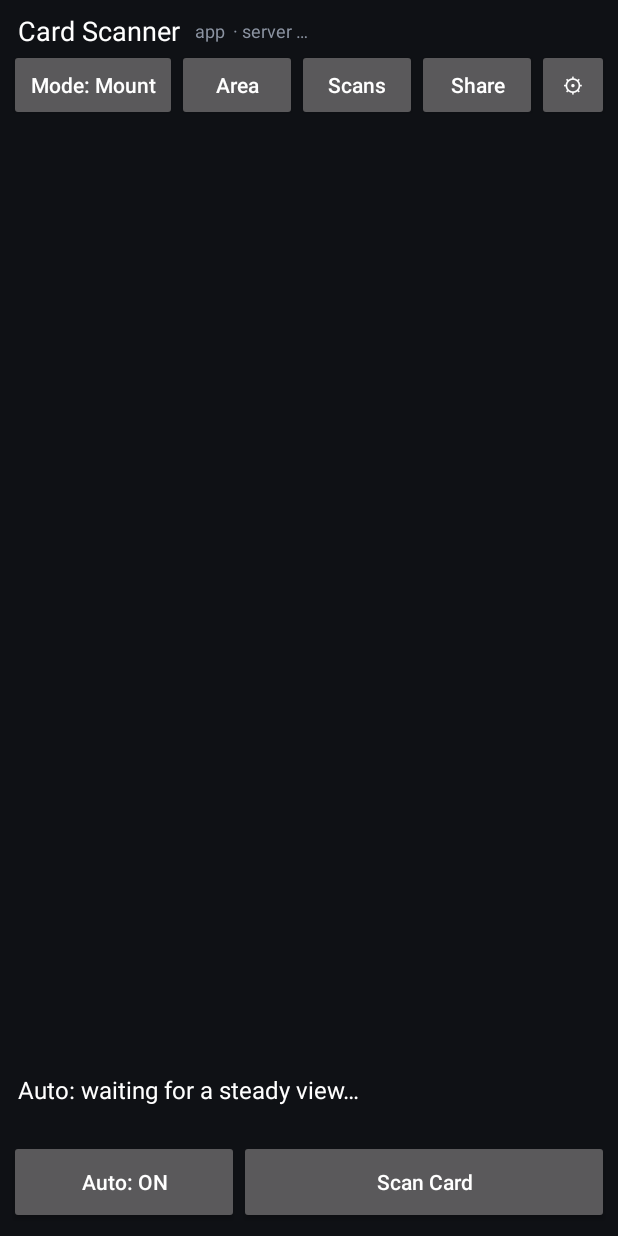
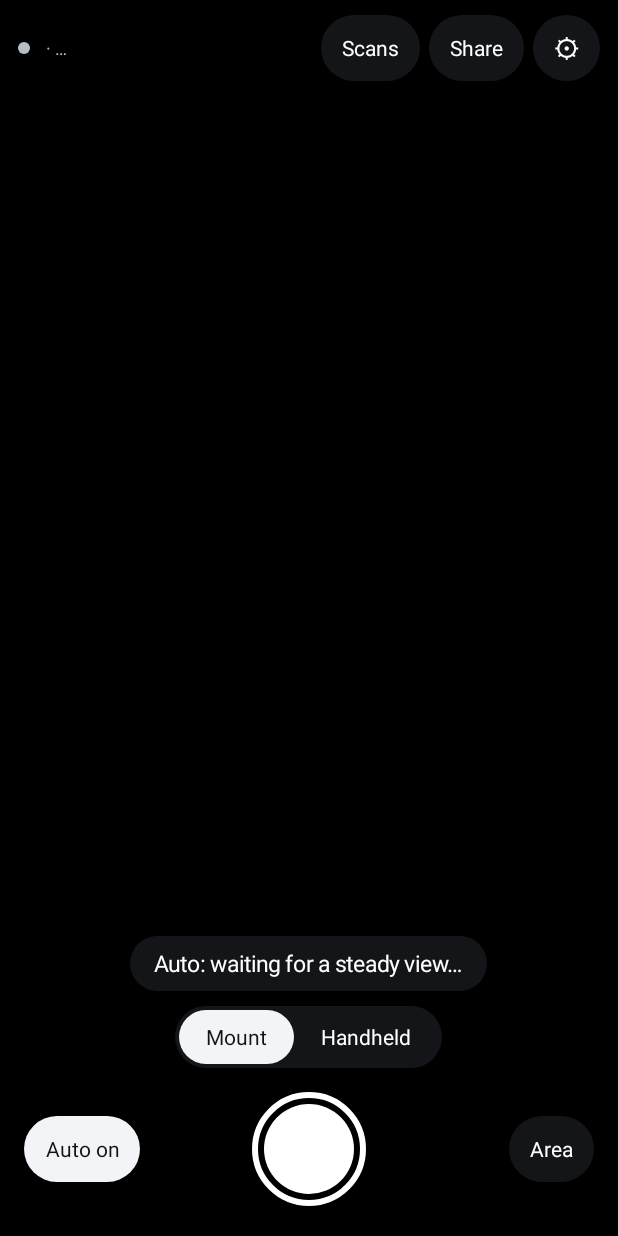
Before and after one commit to DarylNo/CardScanner, an Android app: the MainActivity screen opened directly, with no data from a screen before it, on a phone screen of 412 x 824 dp. Run offline under Robolectric (Android 15) with nearby library versions, the phone set to English and light mode, and no system bars; libraries missing offline, so code that uses them is left out: androidx.camera.view, org.opencv.android; pictures from the network do not load; 2 statements that could not run were skipped.

Commit message:
Scan screen redesign: full-screen camera with floating controls
The preview now fills the screen; controls float over it on scrims:
- top: connection dot + app/server version, Scans / Share / Settings chips,
  and the upload-queue pill (tap = retry now);
- bottom: status pill (tone = colour), Retry when offered, a Mount|Handheld
  segmented switch, and a 76dp round shutter with Auto (left) and Area
  (right) in Mount mode (hidden, not removed, in Handheld so the shutter
  stays centred).
Behaviour is unchanged: same handlers, same status wording (except "tap
the shutter"), same overlay touch handling (scrims don't take touches).
Window insets pad the bars for Android 15 edge-to-edge.

Co-Authored-By: Claude Opus 5.5 <noreply@anthropic.com>
Claude-Session: https://claude.ai/code/session_011EbAt8s1T5mxWMMxUmiYdg

```diff
--- a/android/app/src/main/kotlin/io/github/darylno/cardscanner/MainActivity.kt
+++ b/android/app/src/main/kotlin/io/github/darylno/cardscanner/MainActivity.kt
@@ -15,7 +15,6 @@ import android.view.Gravity
 import android.view.View
 import android.view.ViewGroup
 import android.view.WindowManager
-import android.widget.Button
 import android.widget.FrameLayout
 import android.widget.LinearLayout
 import android.widget.TextView
@@ -32,6 +31,7 @@ import io.github.darylno.cardscanner.ui.Captured
 import io.github.darylno.cardscanner.ui.OverlayView
 import io.github.darylno.cardscanner.ui.Outcome
 import io.github.darylno.cardscanner.ui.PanelActivity
+import io.github.darylno.cardscanner.ui.ScanChrome
 import io.github.darylno.cardscanner.ui.SettingsActivity
 import io.github.darylno.cardscanner.ui.SetupActivity
 import io.github.darylno.cardscanner.ui.ShareActivity
@@ -56,16 +56,19 @@ class MainActivity : AppCompatActivity() {
     private var camera: CameraPort? = null
     private val io = Executors.newSingleThreadExecutor()
 
-    private lateinit var banner: TextView
-    private lateinit var modeBtn: Button
-    private lateinit var areaBtn: Button
+    private lateinit var chrome: ScanChrome
+    private lateinit var serverText: TextView
+    private lateinit var connDot: View
+    private lateinit var mountSeg: TextView
+    private lateinit var handSeg: TextView
+    private lateinit var areaBtn: TextView
     private lateinit var preview: PreviewView
     private lateinit var overlay: OverlayView
     private lateinit var statusView: TextView
     private lateinit var queueView: TextView
-    private lateinit var autoBtn: Button
-    private lateinit var scanBtn: Button
-    private lateinit var retryBtn: Button
+    private lateinit var autoBtn: TextView
+    private lateinit var shutter: View
+    private lateinit var retryBtn: TextView
 
     /** Scan id a Retry would replace (phone.html offerRetry). */
     private var retryScanId: Long? = null
@@ -158,96 +161,131 @@ class MainActivity : AppCompatActivity() {
     }
 
     // ── layout ──────────────────────────────────────────────────────────────
-    private fun dp(v: Int) = (v * resources.displayMetrics.density).toInt()
+    // A camera app: the preview fills the screen; controls float over it on
+    // scrims. Top: server status + Scans/Share/Settings. Middle: nothing but
+    // the card. Bottom: status pill, Mount|Handheld switch, and the shutter
+    // with Auto (left) and Area (right) in Mount mode.
+    private fun dp(v: Int) = chrome.dp(v)
 
-    private fun button(label: String, onClick: (View) -> Unit) = Button(this).apply {
-        text = label
-        isAllCaps = false
-        minWidth = 0
-        minimumWidth = 0
-        setPadding(dp(10), 0, dp(10), 0)
-        setOnClickListener(onClick)
-    }
+    private fun wrap() = ViewGroup.LayoutParams.WRAP_CONTENT
+    private fun match() = ViewGroup.LayoutParams.MATCH_PARENT
 
     private fun buildUi() {
-        val root = LinearLayout(this).apply {
-            orientation = LinearLayout.VERTICAL
-            setBackgroundColor(Color.parseColor("#0f1115"))
-        }
-        val titleRow = LinearLayout(this).apply {
-            orientation = LinearLayout.HORIZONTAL
-            gravity = Gravity.CENTER_VERTICAL
-            setPadding(dp(12), dp(8), dp(12), 0)
-        }
-        titleRow.addView(TextView(this).apply {
-            text = getString(R.string.app_name)
-            setTextColor(Color.WHITE)
-            textSize = 18f
-        })
-        banner = TextView(this).apply {
-            setTextColor(Color.parseColor("#8b93a1"))
-            textSize = 12f
-            setPadding(dp(10), 0, 0, 0)
-            text = getString(R.string.banner_fmt, BuildConfig.VERSION_NAME, "…")
-        }
-        titleRow.addView(banner)
-        root.addView(titleRow)
+        chrome = ScanChrome(this)
+        val root = FrameLayout(this).apply { setBackgroundColor(Color.BLACK) }
 
-        val bar = LinearLayout(this).apply {
-            orientation = LinearLayout.HORIZONTAL
-            setPadding(dp(6), 0, dp(6), 0)
-        }
-        modeBtn = button("") { toggleMode() }
-        areaBtn = button(getString(R.string.area)) { onAreaButton() }
-        bar.addView(modeBtn, LinearLayout.LayoutParams(0, ViewGroup.LayoutParams.WRAP_CONTENT, 1.4f))
-        bar.addView(areaBtn, LinearLayout.LayoutParams(0, ViewGroup.LayoutParams.WRAP_CONTENT, 1f))
-        bar.addView(button(getString(R.string.scans)) { openPanel(0L, false) },
-            LinearLayout.LayoutParams(0, ViewGroup.LayoutParams.WRAP_CONTENT, 1f))
-        bar.addView(button(getString(R.string.share)) { startActivity(Intent(this, ShareActivity::class.java)) },
-            LinearLayout.LayoutParams(0, ViewGroup.LayoutParams.WRAP_CONTENT, 1f))
-        bar.addView(button("⚙") { startActivity(Intent(this, SettingsActivity::class.java)) }.apply {
-            contentDescription = getString(R.string.settings)
-        }, LinearLayout.LayoutParams(0, ViewGroup.LayoutParams.WRAP_CONTENT, 0.6f))
-        root.addView(bar)
-
-        val stage = FrameLayout(this)
         preview = PreviewView(this).apply {
             scaleType = PreviewView.ScaleType.FIT_CENTER
             implementationMode = PreviewView.ImplementationMode.PERFORMANCE
         }
         overlay = OverlayView(this)
-        stage.addView(preview, FrameLayout.LayoutParams(ViewGroup.LayoutParams.MATCH_PARENT, ViewGroup.LayoutParams.MATCH_PARENT))
-        stage.addView(overlay, FrameLayout.LayoutParams(ViewGroup.LayoutParams.MATCH_PARENT, ViewGroup.LayoutParams.MATCH_PARENT))
-        root.addView(stage, LinearLayout.LayoutParams(ViewGroup.LayoutParams.MATCH_PARENT, 0, 1f))
+        root.addView(preview, FrameLayout.LayoutParams(match(), match()))
+        root.addView(overlay, FrameLayout.LayoutParams(match(), match()))
 
-        statusView = TextView(this).apply {
-            setTextColor(Color.WHITE)
-            textSize = 16f
-            setPadding(dp(12), dp(8), dp(12), 0)
-            minLines = 2
+        // ── top bar ──
+        val top = LinearLayout(this).apply {
+            orientation = LinearLayout.VERTICAL
+            background = chrome.scrim(top = true)
+            setPadding(dp(12), dp(10), dp(12), dp(28))
         }
-        queueView = TextView(this).apply {
-            setTextColor(Color.parseColor("#fbbf24"))
+        val topRow = LinearLayout(this).apply {
+            orientation = LinearLayout.HORIZONTAL
+            gravity = Gravity.CENTER_VERTICAL
+        }
+        connDot = View(this).apply { background = chrome.dot(ScanChrome.Palette.TEXT_DIM) }
+        topRow.addView(connDot, LinearLayout.LayoutParams(dp(8), dp(8)).apply { marginEnd = dp(8) })
+        serverText = TextView(this).apply {
+            setTextColor(ScanChrome.Palette.TEXT_DIM)
+            textSize = 12f
+            maxLines = 1
+            ellipsize = android.text.TextUtils.TruncateAt.END
+            text = getString(R.string.banner_fmt, BuildConfig.VERSION_NAME, "…")
+        }
+        topRow.addView(serverText, LinearLayout.LayoutParams(0, wrap(), 1f))
+        topRow.addView(chrome.chip(getString(R.string.scans)) { openPanel(0L, false) },
+            LinearLayout.LayoutParams(wrap(), wrap()).apply { marginStart = dp(6) })
+        topRow.addView(chrome.chip(getString(R.string.share)) { startActivity(Intent(this, ShareActivity::class.java)) },
+            LinearLayout.LayoutParams(wrap(), wrap()).apply { marginStart = dp(6) })
+        topRow.addView(chrome.chip("⚙") { startActivity(Intent(this, SettingsActivity::class.java)) }.apply {
+            contentDescription = getString(R.string.settings)
+            textSize = 18f
+        }, LinearLayout.LayoutParams(wrap(), wrap()).apply { marginStart = dp(6) })
+        top.addView(topRow)
+        queueView = chrome.chip("") { app.uploads.retryNow() }.apply {
+            // Tapping the upload indicator retries now (resets the backoff).
+            setTextColor(ScanChrome.Palette.WARN)
             textSize = 13f
-            setPadding(dp(12), 0, dp(12), 0)
+            minHeight = dp(36)
             visibility = View.GONE
-            // Tapping the offline indicator retries now (resets the backoff).
-            setOnClickListener { app.uploads.retryNow() }
         }
-        root.addView(statusView)
-        root.addView(queueView)
+        top.addView(queueView, LinearLayout.LayoutParams(wrap(), wrap()).apply {
+            gravity = Gravity.END; topMargin = dp(8)
+        })
+        root.addView(top, FrameLayout.LayoutParams(match(), wrap(), Gravity.TOP))
 
+        // ── bottom controls ──
         val bottom = LinearLayout(this).apply {
+            orientation = LinearLayout.VERTICAL
+            gravity = Gravity.CENTER_HORIZONTAL
+            background = chrome.scrim(top = false)
+            setPadding(dp(16), dp(40), dp(16), dp(20))
+        }
+        statusView = chrome.statusPill()
+        bottom.addView(statusView, LinearLayout.LayoutParams(wrap(), wrap()).apply { bottomMargin = dp(10) })
+        retryBtn = chrome.chip(getString(R.string.retry)) { onRetryTap() }.apply {
+            setTextColor(ScanChrome.Palette.TEXT_ON_ACTIVE)
+            background = chrome.pill(ScanChrome.Palette.WARN)
+            visibility = View.GONE
+        }
+        bottom.addView(retryBtn, LinearLayout.LayoutParams(wrap(), wrap()).apply { bottomMargin = dp(10) })
+
+        val seg = LinearLayout(this).apply {
             orientation = LinearLayout.HORIZONTAL
-            setPadding(dp(6), dp(4), dp(6), dp(8))
+            background = chrome.pill(ScanChrome.Palette.CHIP)
+            setPadding(dp(3), dp(3), dp(3), dp(3))
         }
-        autoBtn = button("") { toggleAuto() }
-        scanBtn = button(getString(R.string.scan_card)) { onScanTap() }
-        retryBtn = button(getString(R.string.retry)) { onRetryTap() }.apply { visibility = View.GONE }
-        bottom.addView(autoBtn, LinearLayout.LayoutParams(0, dp(56), 1f))
-        bottom.addView(scanBtn, LinearLayout.LayoutParams(0, dp(56), 1.6f))
-        bottom.addView(retryBtn, LinearLayout.LayoutParams(0, dp(56), 1f))
-        root.addView(bottom)
+        fun segItem(label: String, mode: AppSettings.Mode) = TextView(this).apply {
+            text = label
+            textSize = 14f
+            gravity = Gravity.CENTER
+            minHeight = dp(36)
+            setPadding(dp(18), 0, dp(18), 0)
+            setOnClickListener { if (settings.mode != mode) toggleMode() }
+        }
+        mountSeg = segItem(getString(R.string.mode_mount), AppSettings.Mode.MOUNT)
+        handSeg = segItem(getString(R.string.mode_handheld), AppSettings.Mode.HANDHELD)
+        seg.addView(mountSeg); seg.addView(handSeg)
+        bottom.addView(seg, LinearLayout.LayoutParams(wrap(), wrap()).apply { bottomMargin = dp(16) })
+
+        val controls = LinearLayout(this).apply {
+            orientation = LinearLayout.HORIZONTAL
+            gravity = Gravity.CENTER_VERTICAL
+        }
+        autoBtn = chrome.chip("") { toggleAuto() }
+        areaBtn = chrome.chip(getString(R.string.area)) { onAreaButton() }
+        shutter = View(this).apply {
+            background = chrome.shutter()
+            contentDescription = getString(R.string.scan_card)
+            isClickable = true
+            isFocusable = true
+            setOnClickListener { onScanTap() }
+        }
+        val side = { v: View, g: Int -> FrameLayout(this).apply {
+            addView(v, FrameLayout.LayoutParams(wrap(), wrap(), g or Gravity.CENTER_VERTICAL))
+        } }
+        controls.addView(side(autoBtn, Gravity.START), LinearLayout.LayoutParams(0, wrap(), 1f))
+        controls.addView(shutter, LinearLayout.LayoutParams(dp(76), dp(76)).apply { marginStart = dp(12); marginEnd = dp(12) })
+        controls.addView(side(areaBtn, Gravity.END), LinearLayout.LayoutParams(0, wrap(), 1f))
+        bottom.addView(controls, LinearLayout.LayoutParams(match(), wrap()))
+        root.addView(bottom, FrameLayout.LayoutParams(match(), wrap(), Gravity.BOTTOM))
+
+        // Edge-to-edge (enforced on Android 15): keep the controls clear of the system bars.
+        androidx.core.view.ViewCompat.setOnApplyWindowInsetsListener(root) { _, insets ->
+            val bars = insets.getInsets(androidx.core.view.WindowInsetsCompat.Type.systemBars())
+            top.setPadding(dp(12) + bars.left, dp(10) + bars.top, dp(12) + bars.right, dp(28))
+            bottom.setPadding(dp(16) + bars.left, dp(40), dp(16) + bars.right, dp(20) + bars.bottom)
+            insets
+        }
         setContentView(root)
 
         overlay.setRoi(settings.roi)
@@ -268,9 +306,9 @@ class MainActivity : AppCompatActivity() {
         statusView.text = msg
         statusView.setTextColor(
             when (tone) {
-                Tone.OK -> Color.parseColor("#6ee7a0")
-                Tone.ERR -> Color.parseColor("#f87171")
-                Tone.NORMAL -> Color.WHITE
+                Tone.OK -> ScanChrome.Palette.OK
+                Tone.ERR -> ScanChrome.Palette.ERR
+                Tone.NORMAL -> ScanChrome.Palette.TEXT
             }
         )
     }
@@ -280,9 +318,12 @@ class MainActivity : AppCompatActivity() {
             val v = try {
                 app.server.version()
             } catch (e: Exception) {
-                getString(R.string.server_offline)
+                null
             }
-            runOnUiThread { banner.text = getString(R.string.banner_fmt, BuildConfig.VERSION_NAME, v) }
+            runOnUiThread {
+                serverText.text = getString(R.string.banner_fmt, BuildConfig.VERSION_NAME, v ?: getString(R.string.server_offline))
+                connDot.background = chrome.dot(if (v != null) ScanChrome.Palette.OK else ScanChrome.Palette.ERR)
+            }
         }
     }
 
@@ -290,10 +331,12 @@ class MainActivity : AppCompatActivity() {
     private val handheld get() = settings.mode == AppSettings.Mode.HANDHELD
 
     private fun applyMode() {
-        modeBtn.text = getString(if (handheld) R.string.mode_handheld else R.string.mode_mount)
-        autoBtn.visibility = if (handheld) View.GONE else View.VISIBLE
+        styleSegment(mountSeg, !handheld)
+        styleSegment(handSeg, handheld)
+        // INVISIBLE, not GONE: the shutter stays centred in both modes.
+        autoBtn.visibility = if (handheld) View.INVISIBLE else View.VISIBLE
         areaBtn.visibility = if (handheld) View.INVISIBLE else View.VISIBLE
-        autoBtn.text = getString(if (settings.auto) R.string.auto_on else R.string.auto_off)
+        styleAuto()
         overlay.setHandheldGuide(handheld)
         overlay.setRoi(if (handheld) null else settings.roi)
         overlay.setBox(null, 176, 132, OverlayView.BoxState.SETTLING)
@@ -317,9 +360,21 @@ class MainActivity : AppCompatActivity() {
         applyMode()
     }
 
+    private fun styleSegment(v: TextView, on: Boolean) {
+        v.background = if (on) chrome.pill(ScanChrome.Palette.CHIP_ACTIVE) else null
+        v.setTextColor(if (on) ScanChrome.Palette.TEXT_ON_ACTIVE else ScanChrome.Palette.TEXT)
+    }
+
+    /** Auto reads as a toggle: filled when on. */
+    private fun styleAuto() {
+        autoBtn.text = getString(if (settings.auto) R.string.auto_on else R.string.auto_off)
+        autoBtn.background = chrome.pill(if (settings.auto) ScanChrome.Palette.CHIP_ACTIVE else ScanChrome.Palette.CHIP)
+        autoBtn.setTextColor(if (settings.auto) ScanChrome.Palette.TEXT_ON_ACTIVE else ScanChrome.Palette.TEXT)
+    }
+
     private fun toggleAuto() {
         settings.auto = !settings.auto
-        autoBtn.text = getString(if (settings.auto) R.string.auto_on else R.string.auto_off)
+        styleAuto()
         camera?.setAuto(settings.auto)
         if (settings.auto) setStatus(StatusText.WATCHING)
         else {
--- /dev/null
+++ b/android/app/src/main/kotlin/io/github/darylno/cardscanner/ui/ScanChrome.kt
@@ -0,0 +1,94 @@
+package io.github.darylno.cardscanner.ui
+
+import android.content.Context
+import android.graphics.Color
+import android.graphics.drawable.GradientDrawable
+import android.graphics.drawable.LayerDrawable
+import android.graphics.drawable.StateListDrawable
+import android.text.TextUtils
+import android.view.Gravity
+import android.widget.TextView
+
+/**
+ * Drawables and widgets for the camera screen's floating controls: pills,
+ * the round shutter, top/bottom scrims. Code-built (the app has no layout
+ * XML) so the whole look lives here, one palette.
+ */
+class ScanChrome(private val ctx: Context) {
+    object Palette {
+        val SCRIM = Color.parseColor("#B3000000")
+        val CHIP = Color.parseColor("#99202329")
+        val CHIP_ACTIVE = Color.parseColor("#F2F4F7")
+        val TEXT = Color.WHITE
+        val TEXT_DIM = Color.parseColor("#B8BEC8")
+        val TEXT_ON_ACTIVE = Color.parseColor("#111317")
+        val OK = Color.parseColor("#34D399")
+        val ERR = Color.parseColor("#F87171")
+        val WARN = Color.parseColor("#FBBF24")
+        val PRESSED = Color.parseColor("#66FFFFFF")
+    }
+
+    fun dp(v: Int) = (v * ctx.resources.displayMetrics.density).toInt()
+    fun dpf(v: Float) = v * ctx.resources.displayMetrics.density
+
+    fun pill(fill: Int, stroke: Int? = null): GradientDrawable = GradientDrawable().apply {
+        shape = GradientDrawable.RECTANGLE
+        cornerRadius = dpf(999f)
+        setColor(fill)
+        if (stroke != null) setStroke(dp(1), stroke)
+    }
+
+    private fun pressable(normal: GradientDrawable, pressedFill: Int = Palette.PRESSED) = StateListDrawable().apply {
+        addState(intArrayOf(android.R.attr.state_pressed), GradientDrawable().apply {
+            shape = normal.shape; cornerRadius = dpf(999f); setColor(pressedFill)
+        })
+        addState(intArrayOf(), normal)
+    }
+
+    /** A tappable floating pill: min 44dp tall (thumb target), text centred. */
+    fun chip(label: String, onClick: () -> Unit): TextView = TextView(ctx).apply {
+        text = label
+        setTextColor(Palette.TEXT)
+        textSize = 14f
+        gravity = Gravity.CENTER
+        minHeight = dp(44)
+        minWidth = dp(44)
+        setPadding(dp(14), 0, dp(14), 0)
+        background = pressable(pill(Palette.CHIP))
+        isClickable = true
+        isFocusable = true
+        setOnClickListener { onClick() }
+    }
+
+    /** Non-interactive status pill; the text colour carries the tone. */
+    fun statusPill(): TextView = TextView(ctx).apply {
+        setTextColor(Palette.TEXT)
+        textSize = 15f
+        gravity = Gravity.CENTER
+        maxLines = 2
+        ellipsize = TextUtils.TruncateAt.END
+        setPadding(dp(16), dp(8), dp(16), dp(8))
+        background = pill(Palette.CHIP)
+    }
+
+    /** The shutter: white ring, filled centre; the centre dims while pressed. */
+    fun shutter(): LayerDrawable {
+        val ring = GradientDrawable().apply { shape = GradientDrawable.OVAL; setStroke(dp(4), Color.WHITE); setColor(Color.TRANSPARENT) }
+        val core = StateListDrawable().apply {
+            addState(intArrayOf(android.R.attr.state_pressed),
+                GradientDrawable().apply { shape = GradientDrawable.OVAL; setColor(Color.parseColor("#B3FFFFFF")) })
+            addState(intArrayOf(android.R.attr.state_enabled),
+                GradientDrawable().apply { shape = GradientDrawable.OVAL; setColor(Color.WHITE) })
+            addState(intArrayOf(),
+                GradientDrawable().apply { shape = GradientDrawable.OVAL; setColor(Color.parseColor("#66FFFFFF")) })
+        }
+        return LayerDrawable(arrayOf(ring, core)).apply { val i = dp(8); setLayerInset(1, i, i, i, i) }
+    }
+
+    fun scrim(top: Boolean) = GradientDrawable(
+        if (top) GradientDrawable.Orientation.TOP_BOTTOM else GradientDrawable.Orientation.BOTTOM_TOP,
+        intArrayOf(Palette.SCRIM, Color.TRANSPARENT),
+    )
+
+    fun dot(color: Int) = GradientDrawable().apply { shape = GradientDrawable.OVAL; setColor(color); setSize(dp(8), dp(8)) }
+}
--- a/android/app/src/main/kotlin/io/github/darylno/cardscanner/ui/StatusText.kt
+++ b/android/app/src/main/kotlin/io/github/darylno/cardscanner/ui/StatusText.kt
@@ -12,11 +12,11 @@ object StatusText {
     const val WATCHING = "Auto: watching for a card…"
     const val HOLD_STILL = "Card detected — hold still…"
     const val NEW_CARD = "New card…"
-    const val AUTO_OFF = "Auto off — tap Scan Card."
+    const val AUTO_OFF = "Auto off — tap the shutter to scan."
     const val CAPTURING = "Capturing…"
     const val SCANNING = "Scanning…"
     const val NO_CARD = "No card detected."
-    const val HANDHELD_READY = "Handheld: frame the card and tap Scan."
+    const val HANDHELD_READY = "Frame the card and tap the shutter."
     const val QUEUED_PRICE_CHECK = "Queued — the price check opens when it uploads"
     const val AREA_DRAG = "Drag a box around the tray…"
     const val AREA_UNCHANGED = "Scan area unchanged."
--- a/android/app/src/main/res/values/strings.xml
+++ b/android/app/src/main/res/values/strings.xml
@@ -1,6 +1,6 @@
 <resources>
     <string name="app_name">Card Scanner</string>
-    <string name="banner_fmt">app %1$s · server %2$s</string>
+    <string name="banner_fmt">%1$s · %2$s</string>
     <string name="server_offline">offline</string>
     <string name="area">Area</string>
     <string name="area_set">Area ✓</string>
@@ -10,10 +10,10 @@
     <string name="scan_card">Scan Card</string>
     <string name="retry">Retry</string>
     <string name="cancel">Cancel</string>
-    <string name="mode_mount">Mode: Mount</string>
-    <string name="mode_handheld">Mode: Handheld</string>
-    <string name="auto_on">Auto: ON</string>
-    <string name="auto_off">Auto: OFF</string>
+    <string name="mode_mount">Mount</string>
+    <string name="mode_handheld">Handheld</string>
+    <string name="auto_on">Auto on</string>
+    <string name="auto_off">Auto off</string>
     <string name="retry_capturing">Retrying — capturing…</string>
     <string name="camera_needed">The camera permission is needed to scan cards.</string>
     <string name="camera_perm_title">Camera access</string>
```
